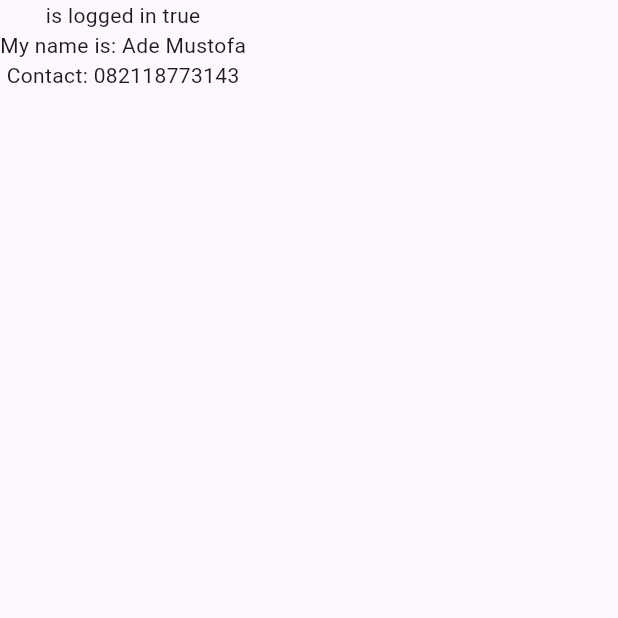
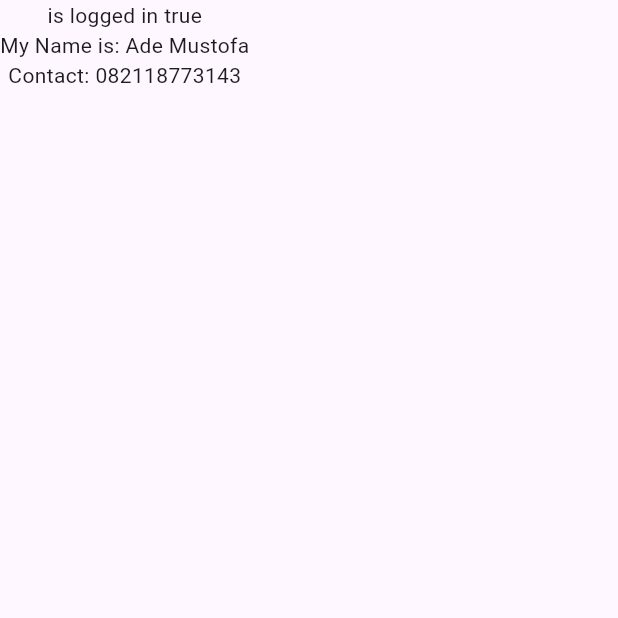
Before and after one commit to ademustofa/flutter_kit, a Flutter app: the screen it shows after launch, after a tap on "Masuk", on a phone screen of 412 x 824 dp, the top half of it. Run offline on Flutter 3.47's test engine with Material 3 defaults, Android fonts, the light colour scheme and no system bars; our stand-ins replace camera, permission_handler; network calls fail.

Commit message:
update home

```diff
--- a/lib/pages/home.dart
+++ b/lib/pages/home.dart
@@ -20,7 +20,7 @@ class _HomeState extends State<Home> {
       body: SafeArea(child: Column(
         children: [
           Text('is logged in ${authModel.isLoggin}'),
-           Text('My name is: ${profileModel.fullname}'),
+          Text('My Name is: ${profileModel.fullname}'),
           Text('Contact: ${profileModel.noHp}'),
 
         ],
```
